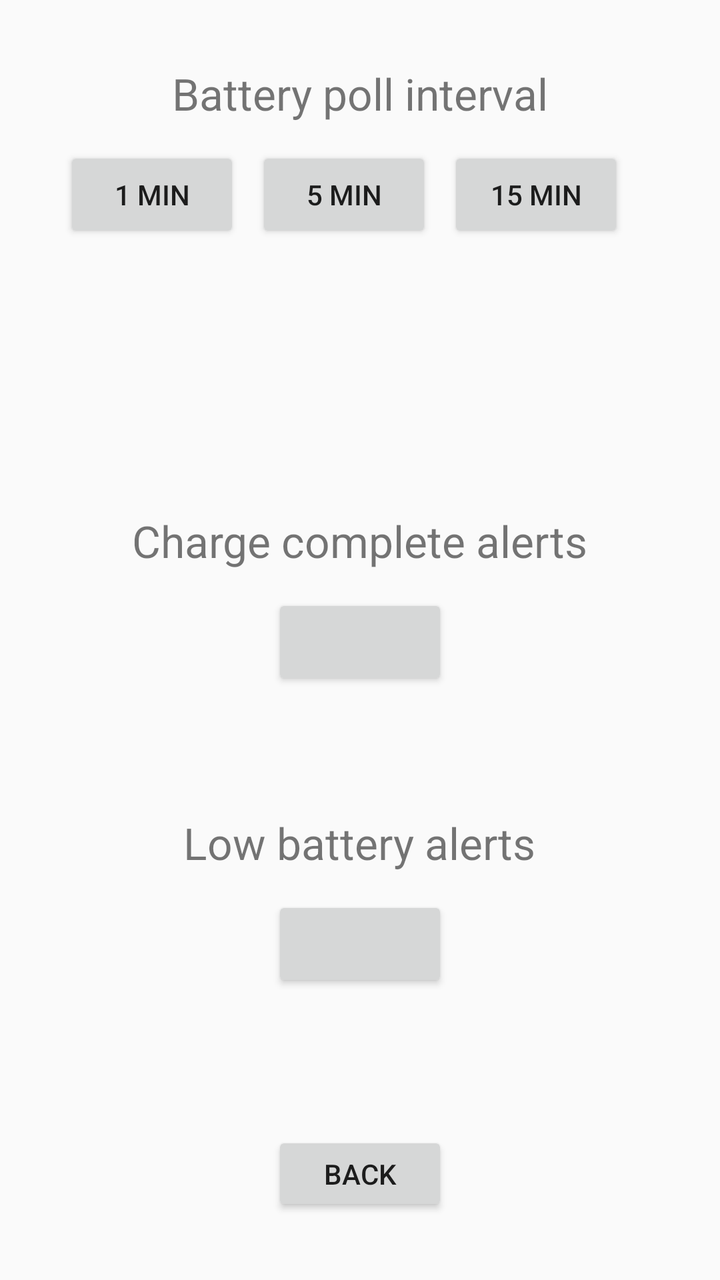
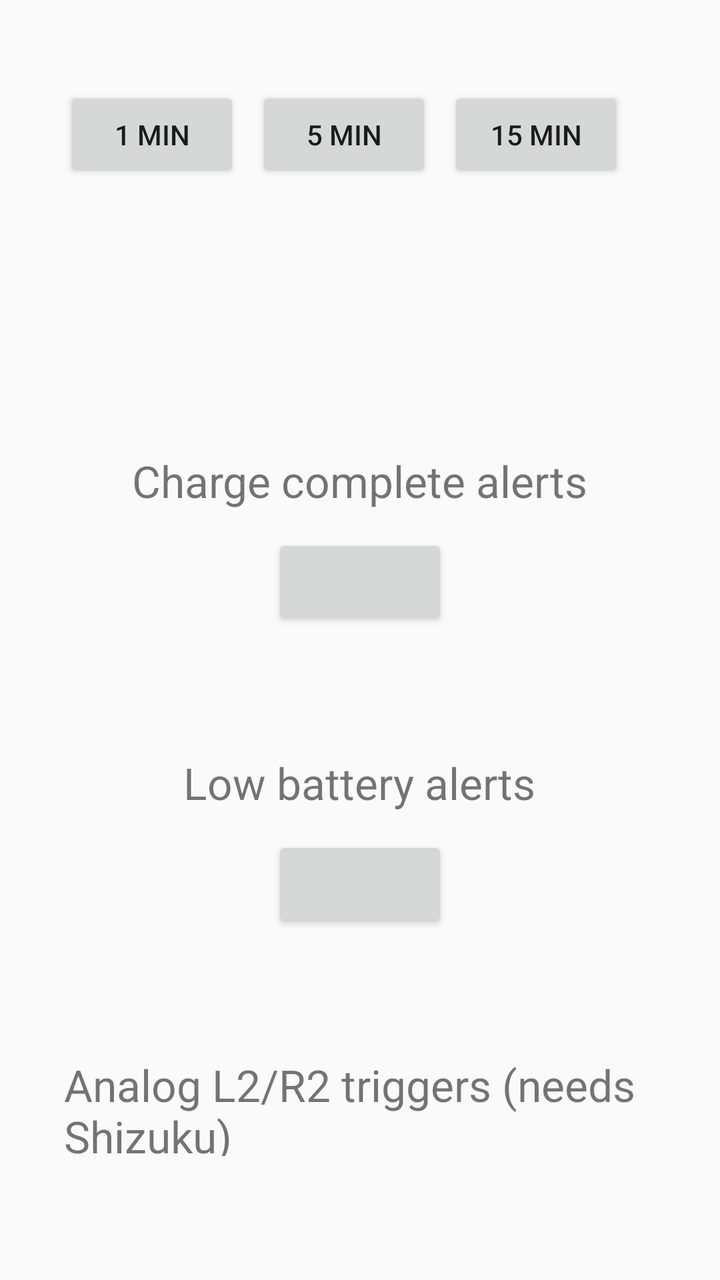

Compare the two renders of this Android layout. The source of the first and the diff that turns it into the second are given below.
<!-- AndroidManifest.xml: application theme android:Theme.Material.Light -->
<!-- res/layout/activity_settings.xml -->
<?xml version="1.0" encoding="utf-8"?>
<LinearLayout xmlns:android="http://schemas.android.com/apk/res/android"
    android:layout_width="match_parent"
    android:layout_height="match_parent"
    android:orientation="vertical"
    android:gravity="center"
    android:padding="32dp">

    <TextView
        android:layout_width="wrap_content"
        android:layout_height="wrap_content"
        android:textSize="22sp"
        android:text="Battery poll interval" />

    <LinearLayout
        android:layout_width="wrap_content"
        android:layout_height="wrap_content"
        android:orientation="horizontal"
        android:layout_marginTop="12dp">

        <Button android:id="@+id/interval1" android:layout_width="wrap_content"
            android:layout_height="wrap_content" android:text="1 min" />
        <Button android:id="@+id/interval5" android:layout_width="wrap_content"
            android:layout_height="wrap_content" android:layout_marginStart="8dp" android:text="5 min" />
        <Button android:id="@+id/interval15" android:layout_width="wrap_content"
            android:layout_height="wrap_content" android:layout_marginStart="8dp" android:text="15 min" />
        <Button android:id="@+id/interval30" android:layout_width="wrap_content"
            android:layout_height="wrap_content" android:layout_marginStart="8dp" android:text="30 min" />
    </LinearLayout>

    <TextView
        android:id="@+id/intervalStatus"
        android:layout_width="wrap_content"
        android:layout_height="wrap_content"
        android:layout_marginTop="8dp"
        android:textSize="16sp" />

    <TextView
        android:layout_width="wrap_content"
        android:layout_height="wrap_content"
        android:textSize="22sp"
        android:layout_marginTop="32dp"
        android:text="Charge complete alerts" />

    <Button
        android:id="@+id/chargeAlertsToggle"
        android:layout_width="wrap_content"
        android:layout_height="wrap_content"
        android:layout_marginTop="12dp" />

    <TextView
        android:id="@+id/chargeAlertsStatus"
        android:layout_width="wrap_content"
        android:layout_height="wrap_content"
        android:layout_marginTop="8dp"
        android:textSize="16sp" />

    <TextView
        android:layout_width="wrap_content"
        android:layout_height="wrap_content"
        android:textSize="22sp"
        android:layout_marginTop="32dp"
        android:text="Low battery alerts" />

    <Button
        android:id="@+id/lowBatteryAlertsToggle"
        android:layout_width="wrap_content"
        android:layout_height="wrap_content"
        android:layout_marginTop="12dp" />

    <TextView
        android:id="@+id/lowBatteryAlertsStatus"
        android:layout_width="wrap_content"
        android:layout_height="wrap_content"
        android:layout_marginTop="8dp"
        android:textSize="16sp" />

    <Button
        android:id="@+id/backButton"
        android:layout_width="wrap_content"
        android:layout_height="wrap_content"
        android:layout_marginTop="40dp"
        android:text="Back" />

</LinearLayout>
<!-- resources referenced by this layout -->
<resources>

</resources>

<!-- the commit's change to res/layout/activity_settings.xml (unified diff, before → after) -->
@@ -75,6 +75,26 @@
         android:layout_marginTop="8dp"
         android:textSize="16sp" />
 
+    <TextView
+        android:layout_width="wrap_content"
+        android:layout_height="wrap_content"
+        android:textSize="22sp"
+        android:layout_marginTop="32dp"
+        android:text="Analog L2/R2 triggers (needs Shizuku)" />
+
+    <Button
+        android:id="@+id/analogTriggersToggle"
+        android:layout_width="wrap_content"
+        android:layout_height="wrap_content"
+        android:layout_marginTop="12dp" />
+
+    <TextView
+        android:id="@+id/analogTriggersStatus"
+        android:layout_width="wrap_content"
+        android:layout_height="wrap_content"
+        android:layout_marginTop="8dp"
+        android:textSize="16sp" />
+
     <Button
         android:id="@+id/backButton"
         android:layout_width="wrap_content"
